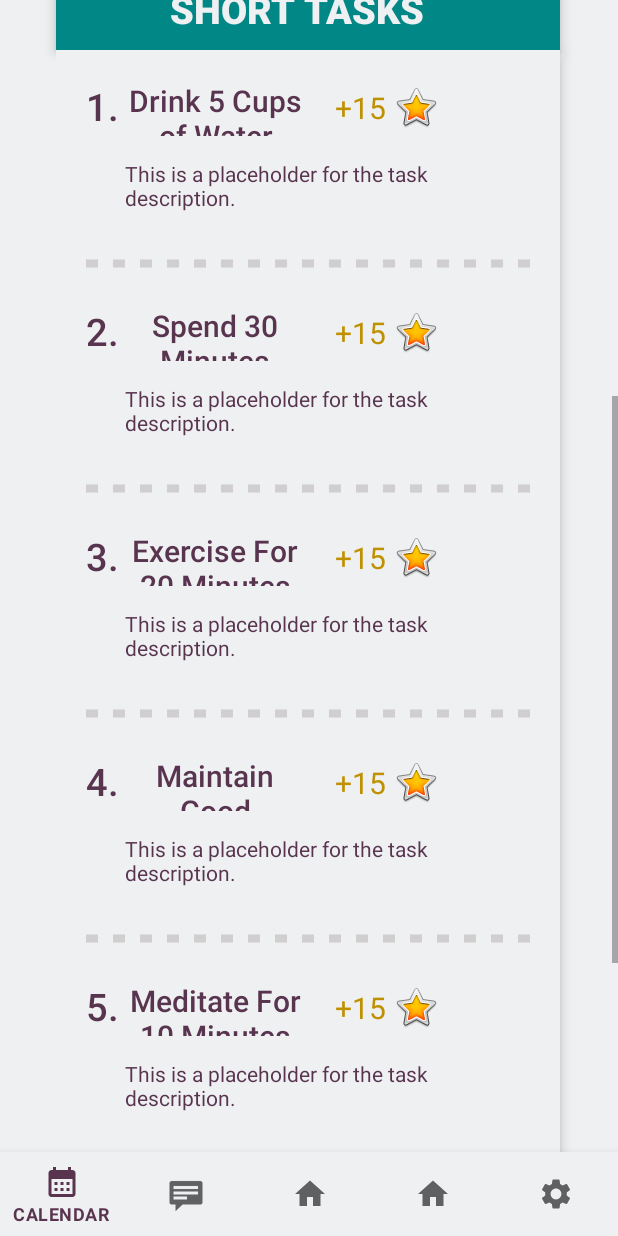
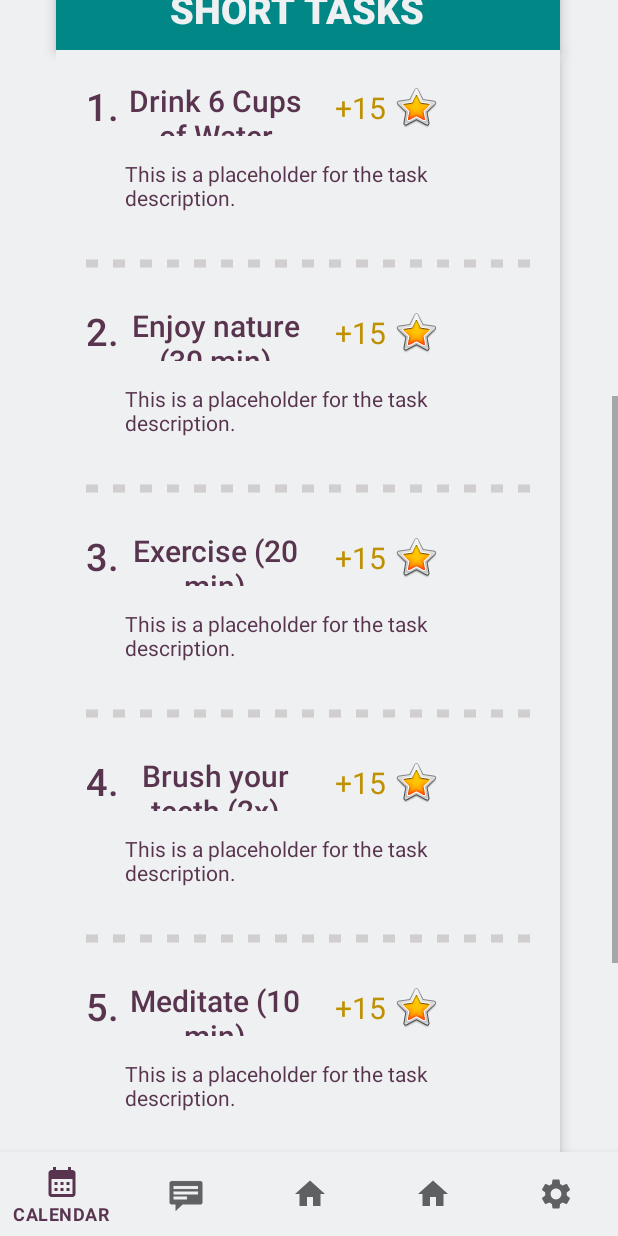
Before and after one commit to beezha/Software_Development_23-24, an Android app: the CalendarFragment screen opened through its navigation route, scrolled down 576 dp, on a phone screen of 412 x 824 dp. Run offline under Robolectric (Android 15) with nearby library versions, the phone set to English and light mode, and no system bars; our stand-ins replace Firebase (no records; nobody signed in at launch, a user with empty details on screens opened directly), navigation-ui; 1 statement that could not run was skipped.

Commit message:
added in funcs for task feature. it's not done.

```diff
--- a/app/src/main/java/com/example/softwaredevelopment23_24/MainActivity.kt
+++ b/app/src/main/java/com/example/softwaredevelopment23_24/MainActivity.kt
@@ -164,4 +164,33 @@ class MainActivity : AppCompatActivity() {
             }
         })
     }
+
+    fun getTaskPreferences(
+        reference: DatabaseReference,
+        context: Context,
+        callback: (taskPreferences: List<Any?>) -> Unit) {
+        reference.addListenerForSingleValueEvent(object : ValueEventListener {
+            override fun onDataChange(snapshot: DataSnapshot) {
+                val task1 = snapshot.child("task1").value
+                val task2 = snapshot.child("task2").value
+                val task3 = snapshot.child("task3").value
+                val task4 = snapshot.child("task4").value
+                val task5 = snapshot.child("task5").value
+                val task6 = snapshot.child("task6").value
+                val task7 = snapshot.child("task7").value
+                val task8 = snapshot.child("task8").value
+
+                val taskPreferences = listOf(task1, task2, task3, task4,
+                    task5, task6, task7, task8)
+                callback(taskPreferences)
+            }
+            override fun onCancelled(error: DatabaseError) {
+                Toast.makeText(
+                    context,
+                    "Could not find task preferences",
+                    Toast.LENGTH_SHORT
+                ).show()
+            }
+        })
+    }
 }
--- a/app/src/main/java/com/example/softwaredevelopment23_24/ui/calendar/CalendarFragment.kt
+++ b/app/src/main/java/com/example/softwaredevelopment23_24/ui/calendar/CalendarFragment.kt
@@ -5,41 +5,61 @@ import android.os.Bundle
 import android.view.LayoutInflater
 import android.view.View
 import android.view.ViewGroup
-import android.widget.TextView
 import androidx.fragment.app.Fragment
-import androidx.lifecycle.ViewModelProvider
 import com.example.softwaredevelopment23_24.databinding.FragmentCalendarBinding
 import com.example.softwaredevelopment23_24.R
 import android.widget.GridView
-import androidx.appcompat.app.AppCompatActivity
+import com.example.softwaredevelopment23_24.MainActivity
 import com.example.softwaredevelopment23_24.task_Confirm
+import com.google.firebase.auth.FirebaseAuth
+import com.google.firebase.database.DatabaseReference
+import com.google.firebase.database.FirebaseDatabase
 import java.util.*
+
+// TODO: dynamically hide and show UI elements (tasks) for when there is only a certain amount completed
+// TODO: add in logic for completed tasks giving points and being completed in the database
+// TODO: add in task update feature (you drank one cup of water or something like that)
 
 class CalendarFragment : Fragment() {
 
     private lateinit var binding: FragmentCalendarBinding
+    private lateinit var reference: DatabaseReference
 
     private val tasks = listOf(
-        listOf("Drink 5 Cups of Water",0,15),
-        listOf("Spend 30 Minutes Time Outside",1,15),
-        listOf("Exercise For 20 Minutes",1,15),
-        listOf("Maintain Good Hygiene",0,15),
-        listOf("Meditate For 10 Minutes",1,15),
-        listOf("Task Spot Filler 1",1,15),
-        listOf("Task Spot Filler 2",1,15),
-        listOf("Task Spot Filler 3",1,15),
-        listOf("Completed Task",1,15)
+        listOf("Drink 6 Cups of Water",0,15, 0),
+        listOf("Enjoy nature (30 min)",1,15, 0),
+        listOf("Exercise (20 min)",1,15, 0),
+        listOf("Brush your teeth (2x)",0,15, 0),
+        listOf("Meditate (10 min)",1,15, 0),
+        listOf("Read a book (10 min)",1,15, 0),
+        listOf("Practice a skill (15 min)",1,15, 0),
+        listOf("Eat a full meal (3x)",0,15, 0),
+        listOf("Completed Task",1,15, 0)
     )
     private var avaTasks = mutableListOf(0,1,2,3,4,5,6,7,8,8,8,8,8,8,8,8)
 
+    private fun generateTasks(callback: (List<List<Any>>) -> Unit){
+        val selectedTasks = mutableListOf<List<Any>>()
+        val unSelectedTasks = mutableListOf<List<Any>>()
+        (activity as MainActivity).getTaskPreferences(reference, requireContext()) {taskPreferences ->
+            for ((counter, preference) in taskPreferences.withIndex()) {
+                if (preference as Boolean) {
+                    selectedTasks.add(tasks[counter])
+                }
+                else {
+                    unSelectedTasks.add(tasks[counter])
+                }
+            }
+            val combinedList = selectedTasks + unSelectedTasks
+            callback(combinedList)
+        }
+    }
 
     fun removeTask(taskIndex: Int) {
         avaTasks.removeAt(taskIndex)
     }
     private fun showTaskCon(taskIndex: Int) {
-
         task_Confirm(this,taskIndex).show(childFragmentManager, "task_Confirm.kt")
-
     }
     @SuppressLint("SetTextI18n")
     override fun onCreateView(
@@ -48,7 +68,10 @@ class CalendarFragment : Fragment() {
         savedInstanceState: Bundle?
     ): View {
         binding = FragmentCalendarBinding.inflate(inflater, container, false)
+        val user = FirebaseAuth.getInstance().currentUser!!
+        val userID = user.uid
         val view = binding.root
+        reference = FirebaseDatabase.getInstance().reference.child("users").child(userID)
 
         val calendarGridView = view.findViewById<GridView>(R.id.calendarGridView)
         val days = getDaysOfMonth()
@@ -102,23 +125,32 @@ class CalendarFragment : Fragment() {
 
     @SuppressLint("SetTextI18n")
     fun refreshTasks() {
-        binding.apply {
-            taskText1.text = tasks[avaTasks[0]][0].toString()
-            taskcoinCount1.text = "+${tasks[avaTasks[0]][2]}"
-            taskText2.text = tasks[avaTasks[1]][0].toString()
-            taskcoinCount2.text = "+${tasks[avaTasks[1]][2]}"
-            taskText3.text = tasks[avaTasks[2]][0].toString()
-            taskcoinCount3.text = "+${tasks[avaTasks[2]][2]}"
-            taskText4.text = tasks[avaTasks[3]][0].toString()
-            taskcoinCount4.text = "+${tasks[avaTasks[3]][2]}"
-            taskText5.text = tasks[avaTasks[4]][0].toString()
-            taskcoinCount5.text = "+${tasks[avaTasks[4]][2]}"
-            taskText6.text = tasks[avaTasks[5]][0].toString()
-            taskcoinCount6.text = "+${tasks[avaTasks[5]][2]}"
-            taskText7.text = tasks[avaTasks[6]][0].toString()
-            taskcoinCount7.text = "+${tasks[avaTasks[6]][2]}"
-            taskText8.text = tasks[avaTasks[7]][0].toString()
-            taskcoinCount8.text = "+${tasks[avaTasks[7]][2]}"
+        generateTasks { sortedList ->
+            binding.apply {
+                taskText1.text = sortedList[0][0].toString()
+                taskcoinCount1.text = "+${sortedList[0][2]}"
+
+                taskText2.text = sortedList[1][0].toString()
+                taskcoinCount2.text = "+${sortedList[1][2]}"
+
+                taskText3.text = sortedList[2][0].toString()
+                taskcoinCount3.text = "+${sortedList[2][2]}"
+
+                taskText4.text = sortedList[3][0].toString()
+                taskcoinCount4.text = "+${sortedList[3][2]}"
+
+                taskText5.text = sortedList[4][0].toString()
+                taskcoinCount5.text = "+${sortedList[4][2]}"
+
+                taskText6.text = sortedList[5][0].toString()
+                taskcoinCount6.text = "+${sortedList[5][2]}"
+
+                taskText7.text = sortedList[6][0].toString()
+                taskcoinCount7.text = "+${sortedList[6][2]}"
+
+                taskText8.text = sortedList[7][0].toString()
+                taskcoinCount8.text = "+${sortedList[7][2]}"
+            }
         }
     }
 }
```
